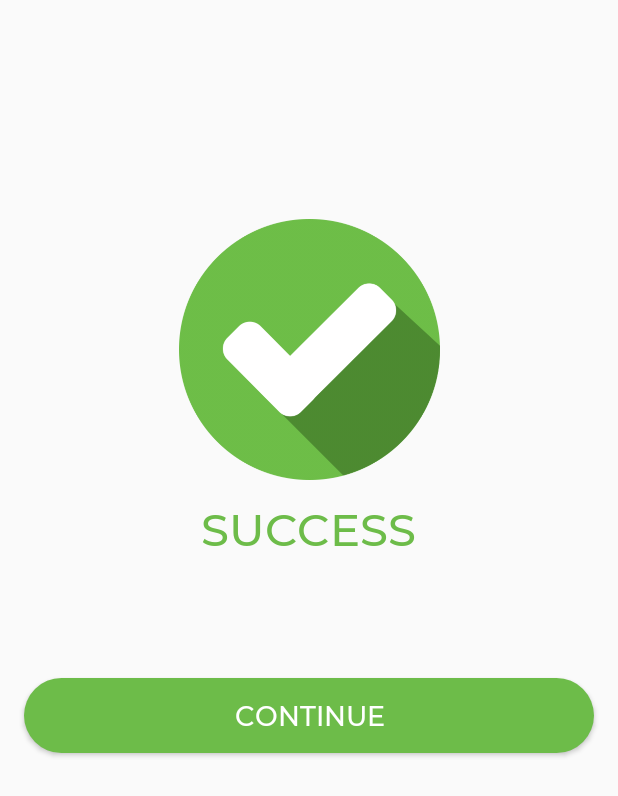
After one commit to misbahmunirinalkhafadh/Asset-Management-Mobile, an Android app: the layout fragment_success.xml on its own in the app's theme, with its tools: preview values and no code run, on a phone screen of 412 x 824 dp. The commit adds this screen. Shown: the top 796 px of the screen. Run offline under Robolectric (Android 15) with nearby library versions, the phone set to English and light mode, and no system bars.

Commit message:
form success

```diff
--- a/app/src/main/res/layout/fragment_input_serial.xml
+++ b/app/src/main/res/layout/fragment_input_serial.xml
@@ -27,9 +27,9 @@
             android:layout_marginBottom="8dp"
             android:fontFamily="@font/mregular"
             android:hint="@string/input_serial_number"
-            android:textSize="14sp"
+            android:importantForAutofill="no"
             android:inputType="text"
-            android:importantForAutofill="no" />
+            android:textSize="14sp" />
 
         <Button
             android:id="@+id/btn_search_serial"
--- /dev/null
+++ b/app/src/main/res/layout/fragment_success.xml
@@ -0,0 +1,43 @@
+<?xml version="1.0" encoding="utf-8"?>
+<androidx.constraintlayout.widget.ConstraintLayout xmlns:android="http://schemas.android.com/apk/res/android"
+    xmlns:app="http://schemas.android.com/apk/res-auto"
+    xmlns:tools="http://schemas.android.com/tools"
+    android:layout_width="match_parent"
+    android:layout_height="match_parent">
+
+    <include
+        android:id="@+id/user"
+        style="@style/ItemLayout"
+        layout="@layout/layout_logo_success"
+        android:layout_width="wrap_content"
+        android:layout_height="wrap_content"
+        android:layout_marginTop="146dp"
+        app:layout_constraintEnd_toEndOf="parent"
+        app:layout_constraintStart_toStartOf="parent"
+        app:layout_constraintTop_toTopOf="parent" />
+
+    <TextView
+        android:id="@+id/textView8"
+        android:layout_width="wrap_content"
+        android:layout_height="wrap_content"
+        android:layout_marginTop="12dp"
+        android:fontFamily="@font/mmedium"
+        android:text="@string/success"
+        android:textColor="@color/colorGreen"
+        android:textSize="30sp"
+        app:layout_constraintEnd_toEndOf="parent"
+        app:layout_constraintStart_toStartOf="parent"
+        app:layout_constraintTop_toBottomOf="@+id/user" />
+
+    <Button
+        android:layout_width="match_parent"
+        android:layout_height="50dp"
+        android:layout_marginTop="80dp"
+        android:text="@string/con"
+        style="@style/ButtonItem"
+        android:background="@drawable/btn_green"
+        app:layout_constraintEnd_toEndOf="parent"
+        app:layout_constraintStart_toStartOf="parent"
+        app:layout_constraintTop_toBottomOf="@+id/textView8" />
+
+</androidx.constraintlayout.widget.ConstraintLayout>
--- /dev/null
+++ b/app/src/main/res/layout/layout_logo_success.xml
@@ -0,0 +1,13 @@
+<?xml version="1.0" encoding="utf-8"?>
+<LinearLayout xmlns:android="http://schemas.android.com/apk/res/android"
+    android:layout_width="wrap_content"
+    android:layout_height="wrap_content"
+    android:orientation="vertical">
+
+    <ImageView
+        android:layout_width="174dp"
+        android:layout_height="174dp"
+        android:src="@drawable/ic_checked"
+        android:contentDescription="@string/todo" />
+
+</LinearLayout>
--- a/app/src/main/res/values/strings.xml
+++ b/app/src/main/res/values/strings.xml
@@ -53,4 +53,7 @@
     <string name="login">LOGIN</string>
     <string name="submit">SUBMIT</string>
     <string name="result">Result</string>
+    <string name="todo">TODO</string>
+    <string name="success">SUCCESS</string>
+    <string name="con">continue</string>
 </resources>
--- a/app/src/main/res/values/styles.xml
+++ b/app/src/main/res/values/styles.xml
@@ -23,6 +23,8 @@
         <item name="android:fontFamily">@font/mmedium</item>
         <item name="android:textColor">@color/colorWhite</item>
         <item name="android:textSize">18sp</item>
+        <item name="android:layout_marginStart">16dp</item>
+        <item name="android:layout_marginEnd">16dp</item>
     </style>
 
     <style name="ItemLayout">
```
Also changed, not shown: app/src/main/res/drawable/ic_checked.png (added).
